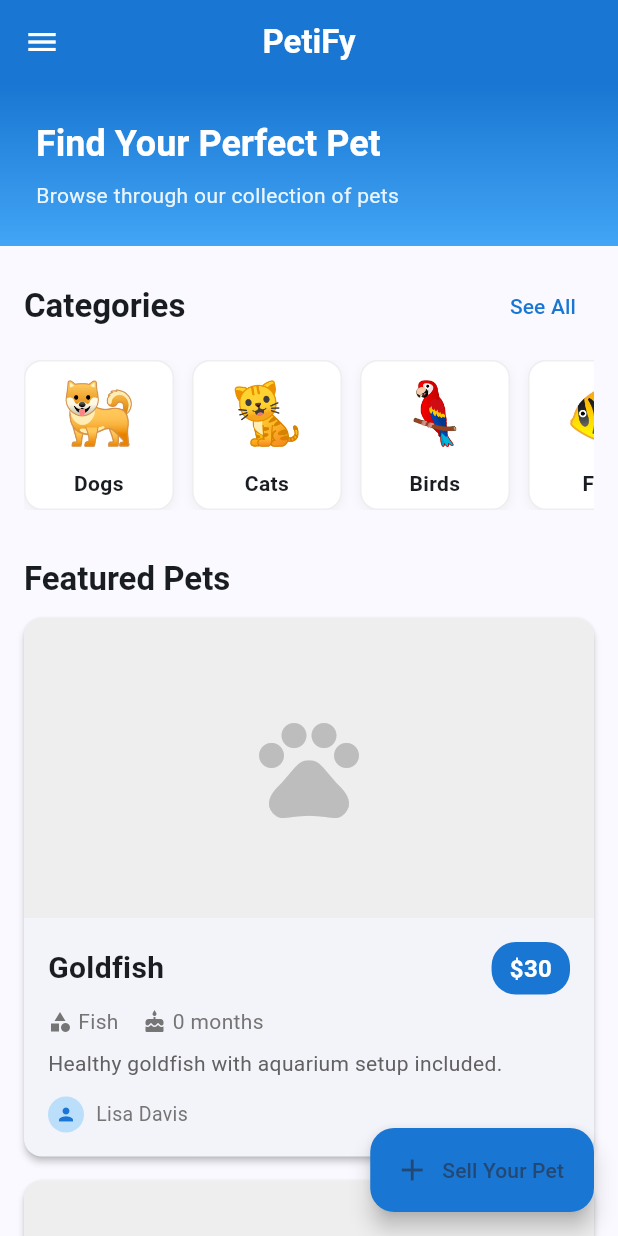
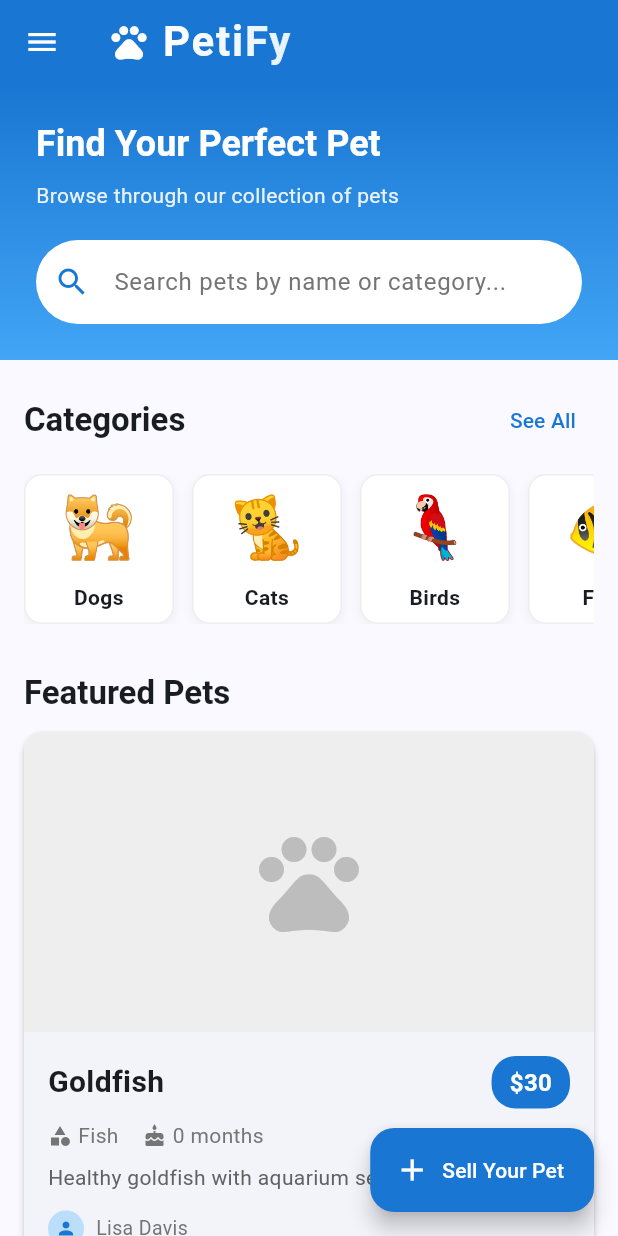
Before and after one commit to SohailShafiq1/Petify, a Flutter app: the screen it shows after launch, after a tap on "Login", on a phone screen of 412 x 824 dp. Run offline on Flutter 3.47's test engine with Material 3 defaults, Android fonts, the phone set to English and light mode, and no system bars; our stand-ins replace go_router, hive, hive_flutter, image_picker, shared_preferences; accounts and stored records are empty.

Commit message:
add icon and search bar

```diff
--- a/lib/screens/dashboard_screen.dart
+++ b/lib/screens/dashboard_screen.dart
@@ -7,8 +7,22 @@ import '../models/category_model.dart';
 import '../widgets/pet_card.dart';
 import '../widgets/category_card.dart';
 
-class DashboardScreen extends StatelessWidget {
+class DashboardScreen extends StatefulWidget {
   const DashboardScreen({super.key});
+
+  @override
+  State<DashboardScreen> createState() => _DashboardScreenState();
+}
+
+class _DashboardScreenState extends State<DashboardScreen> {
+  final TextEditingController _searchController = TextEditingController();
+  String _searchQuery = '';
+
+  @override
+  void dispose() {
+    _searchController.dispose();
+    super.dispose();
+  }
 
   @override
   Widget build(BuildContext context) {
@@ -16,11 +30,35 @@ class DashboardScreen extends StatelessWidget {
     final petsProvider = context.watch<PetsProvider>();
     final categories = CategoryModel.getDummyCategories();
 
+    // Filter pets based on search query
+    final filteredPets = _searchQuery.isEmpty
+        ? petsProvider.topSellingPets
+        : petsProvider.allPets.where((pet) {
+            return pet.name.toLowerCase().contains(_searchQuery.toLowerCase()) ||
+                pet.category.toLowerCase().contains(_searchQuery.toLowerCase());
+          }).toList();
+
     return Scaffold(
       appBar: AppBar(
-        title: const Text(
-          'PetiFy',
-          style: TextStyle(fontWeight: FontWeight.bold),
+        title: Row(
+          children: [
+            Icon(Icons.pets, color: Colors.white, size: 28),
+            const SizedBox(width: 8),
+            ShaderMask(
+              shaderCallback: (bounds) => const LinearGradient(
+                colors: [Colors.white, Color(0xFFE3F2FD)],
+              ).createShader(bounds),
+              child: const Text(
+                'PetiFy',
+                style: TextStyle(
+                  fontWeight: FontWeight.bold,
+                  fontSize: 28,
+                  letterSpacing: 1.2,
+                  color: Colors.white,
+                ),
+              ),
+            ),
+          ],
         ),
         backgroundColor: Colors.blue.shade700,
         foregroundColor: Colors.white,
@@ -99,7 +137,7 @@ class DashboardScreen extends StatelessWidget {
           child: Column(
             crossAxisAlignment: CrossAxisAlignment.start,
             children: [
-              // Header section with gradient
+              // Header section with gradient and search bar
               Container(
                 width: double.infinity,
                 decoration: BoxDecoration(
@@ -130,6 +168,42 @@ class DashboardScreen extends StatelessWidget {
                       style: Theme.of(context).textTheme.bodyMedium?.copyWith(
                             color: Colors.white.withOpacity(0.9),
                           ),
+                    ),
+                    const SizedBox(height: 20),
+                    // Search Bar
+                    TextField(
+                      controller: _searchController,
+                      onChanged: (value) {
+                        setState(() {
+                          _searchQuery = value;
+                        });
+                      },
+                      decoration: InputDecoration(
+                        hintText: 'Search pets by name or category...',
+                        hintStyle: TextStyle(color: Colors.grey.shade600),
+                        filled: true,
+                        fillColor: Colors.white,
+                        prefixIcon: Icon(Icons.search, color: Colors.blue.shade700),
+                        suffixIcon: _searchQuery.isNotEmpty
+                            ? IconButton(
+                                icon: const Icon(Icons.clear),
+                                onPressed: () {
+                                  setState(() {
+                                    _searchController.clear();
+                                    _searchQuery = '';
+                                  });
+                                },
+                              )
+                            : null,
+                        border: OutlineInputBorder(
+                          borderRadius: BorderRadius.circular(30),
+                          borderSide: BorderSide.none,
+                        ),
+                        contentPadding: const EdgeInsets.symmetric(
+                          horizontal: 20,
+                          vertical: 16,
+                        ),
+                      ),
                     ),
                   ],
                 ),
@@ -183,7 +257,7 @@ class DashboardScreen extends StatelessWidget {
                   crossAxisAlignment: CrossAxisAlignment.start,
                   children: [
                     Text(
-                      'Featured Pets',
+                      _searchQuery.isEmpty ? 'Featured Pets' : 'Search Results',
                       style:
                           Theme.of(context).textTheme.titleLarge?.copyWith(
                                 fontWeight: FontWeight.bold,
@@ -192,20 +266,38 @@ class DashboardScreen extends StatelessWidget {
                     const SizedBox(height: 12),
                     petsProvider.isLoading
                         ? const Center(child: CircularProgressIndicator())
-                        : petsProvider.topSellingPets.isEmpty
-                            ? const Center(
+                        : filteredPets.isEmpty
+                            ? Center(
                                 child: Padding(
-                                  padding: EdgeInsets.all(32.0),
-                                  child: Text('No pets available'),
+                                  padding: const EdgeInsets.all(32.0),
+                                  child: Column(
+                                    children: [
+                                      Icon(
+                                        Icons.search_off,
+                                        size: 64,
+                                        color: Colors.grey.shade400,
+                                      ),
+                                      const SizedBox(height: 16),
+                                      Text(
+                                        _searchQuery.isEmpty
+                                            ? 'No pets available'
+                                            : 'No pets found',
+                                        style: TextStyle(
+                                          fontSize: 16,
+                                          color: Colors.grey.shade600,
+                                        ),
+                                      ),
+                                    ],
+                                  ),
                                 ),
                               )
                             : ListView.builder(
                                 shrinkWrap: true,
                                 physics: const NeverScrollableScrollPhysics(),
-                                itemCount: petsProvider.topSellingPets.length,
+                                itemCount: filteredPets.length,
                                 itemBuilder: (context, index) {
                                   return PetCard(
-                                    pet: petsProvider.topSellingPets[index],
+                                    pet: filteredPets[index],
                                   );
                                 },
                               ),
@@ -221,8 +313,8 @@ class DashboardScreen extends StatelessWidget {
           context.push('/add-pet');
         },
         backgroundColor: Colors.blue.shade700,
-        icon: const Icon(Icons.add),
-        label: const Text('Sell Your Pet'),
+        icon: const Icon(Icons.add, color: Colors.white),
+        label: const Text('Sell Your Pet', style: TextStyle(color: Colors.white)),
       ),
     );
   }
```
Also changed, not shown: pubspec.yaml (+8 -0 lines), assets/images/app_icon.png (added), assets/images/petify.png (added), pubspec.lock, 36 other files.
